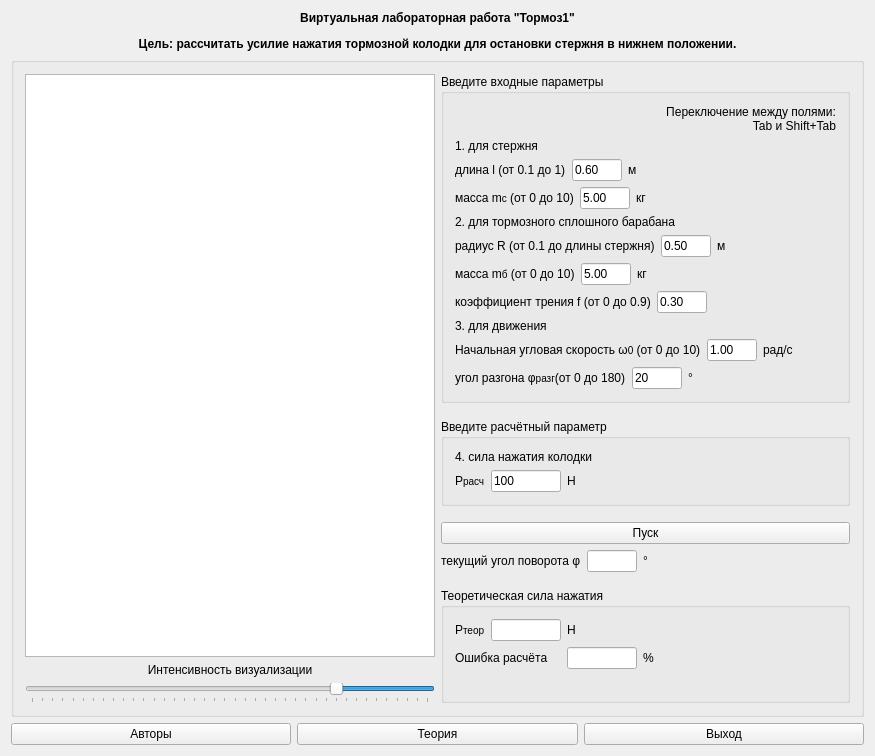
First picture: the form in mainwindow.ui, repository mmaulwurff/mech-brake1, before the edit.
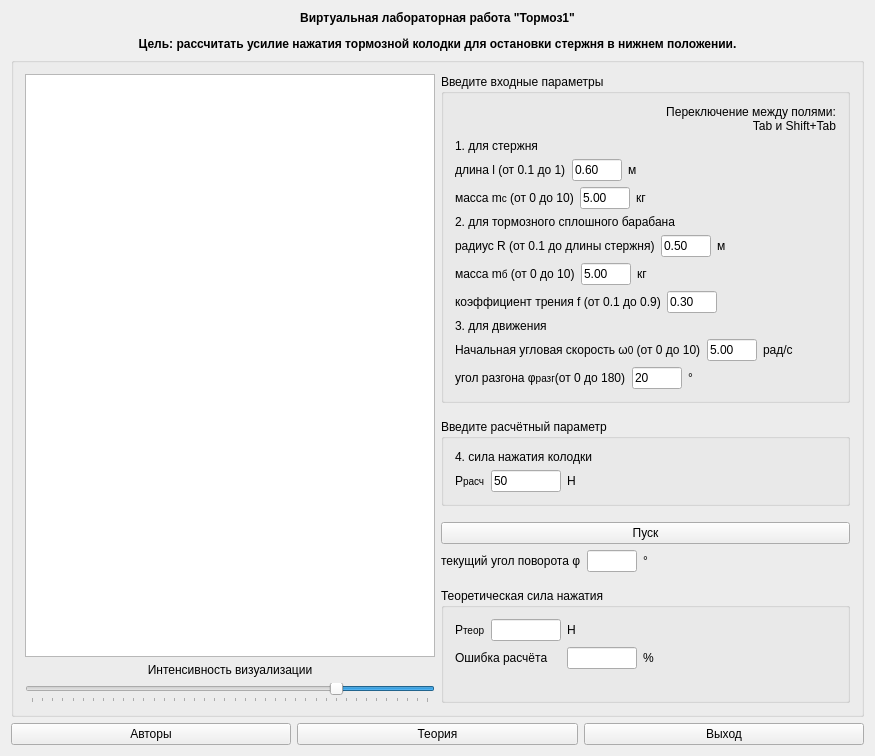
Second picture: the form after the edit. Icons and pictures are not drawn.

Commit message: new f min: 0.1

```diff
--- a/mainwindow.ui
+++ b/mainwindow.ui
@@ -414,7 +414,7 @@
               <item>
                <widget class="QLabel" name="label_7">
                 <property name="text">
-                 <string>коэффициент трения f (от 0 до 0.9)</string>
+                 <string>коэффициент трения f (от 0.1 до 0.9)</string>
                 </property>
                </widget>
               </item>
@@ -492,7 +492,7 @@
                  <string/>
                 </property>
                 <property name="text">
-                 <string>1.00</string>
+                 <string>5.00</string>
                 </property>
                 <property name="maxLength">
                  <number>5</number>
@@ -617,7 +617,7 @@
                  </size>
                 </property>
                 <property name="text">
-                 <string>100</string>
+                 <string>50</string>
                 </property>
                </widget>
               </item>
```
The commit also changes 1 other file.
